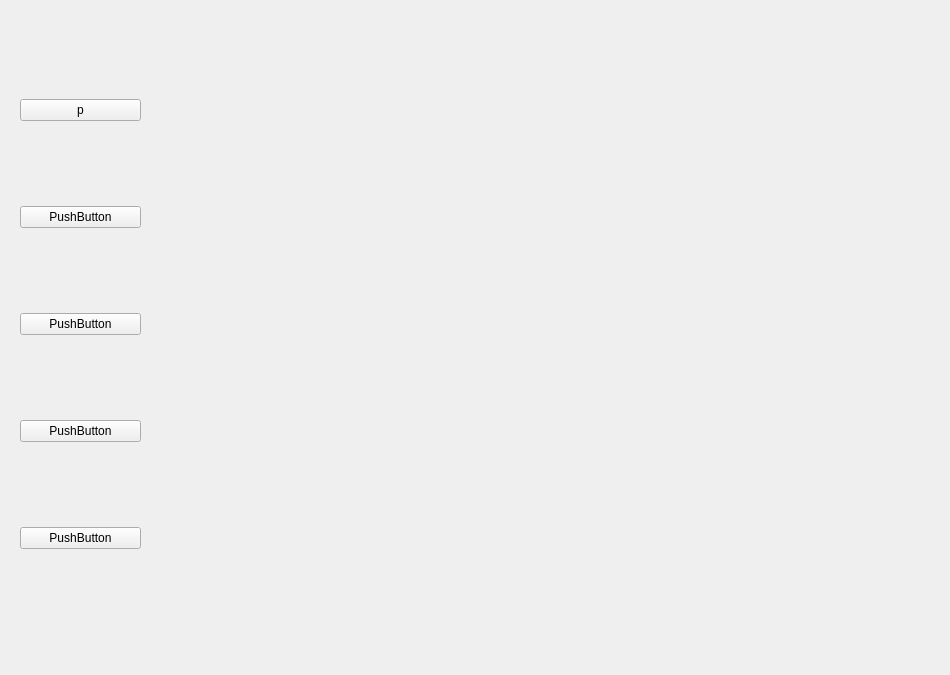
This is IntroScreen.ui in davjd/music-player as Qt 5 draws it before an edit. The edited form follows.
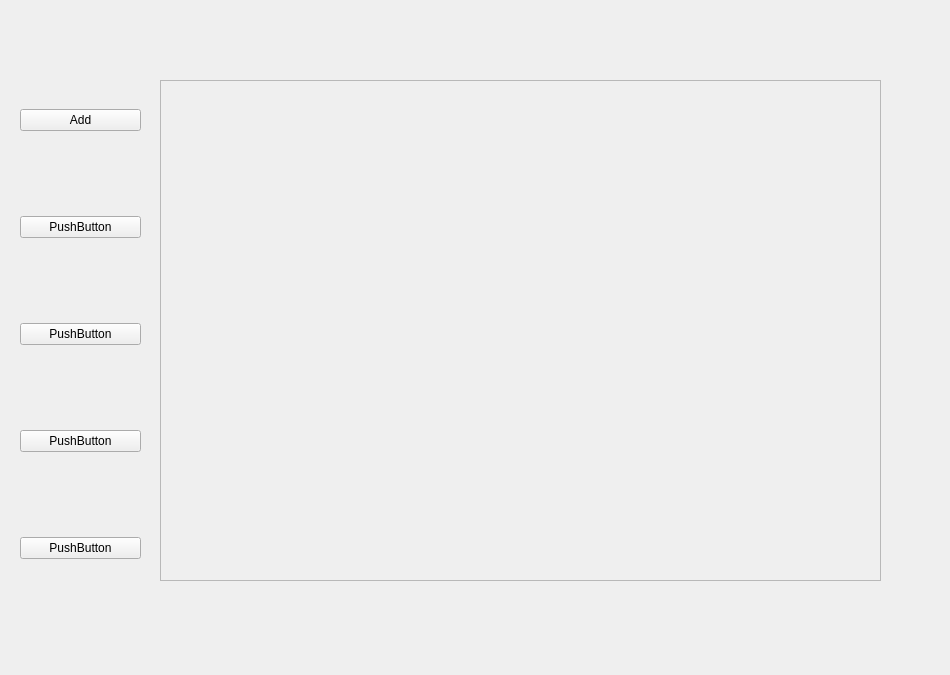
This is the edited form.

Commit message: Started designing second screen.

The edit to the form file:
```diff
--- a/IntroScreen.ui
+++ b/IntroScreen.ui
@@ -13,22 +13,11 @@
   <property name="windowTitle">
    <string>Form</string>
   </property>
-  <widget class="QWidget" name="gridLayoutWidget">
-   <property name="geometry">
-    <rect>
-     <x>190</x>
-     <y>90</y>
-     <width>741</width>
-     <height>471</height>
-    </rect>
-   </property>
-   <layout class="QGridLayout" name="gridLayout_3"/>
-  </widget>
   <widget class="QWidget" name="verticalLayoutWidget">
    <property name="geometry">
     <rect>
      <x>20</x>
-     <y>20</y>
+     <y>30</y>
      <width>121</width>
      <height>611</height>
     </rect>
@@ -37,7 +26,7 @@
     <item>
      <widget class="QPushButton" name="pushButton_2">
       <property name="text">
-       <string>p</string>
+       <string>Add</string>
       </property>
      </widget>
     </item>
@@ -71,6 +60,29 @@
     </item>
    </layout>
   </widget>
+  <widget class="QScrollArea" name="scrollArea">
+   <property name="geometry">
+    <rect>
+     <x>160</x>
+     <y>80</y>
+     <width>721</width>
+     <height>501</height>
+    </rect>
+   </property>
+   <property name="widgetResizable">
+    <bool>true</bool>
+   </property>
+   <widget class="QWidget" name="scrollAreaWidgetContents">
+    <property name="geometry">
+     <rect>
+      <x>0</x>
+      <y>0</y>
+      <width>719</width>
+      <height>499</height>
+     </rect>
+    </property>
+   </widget>
+  </widget>
  </widget>
  <resources/>
  <connections/>
```
Left out of the diff: 24 changed lines with no effect on the pictures. The commit also changes 3 other files.
